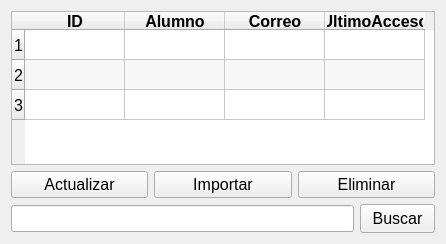
The window that Vista/tabla.ui (darlber/DI08) describes before a commit, drawn with Qt 5.
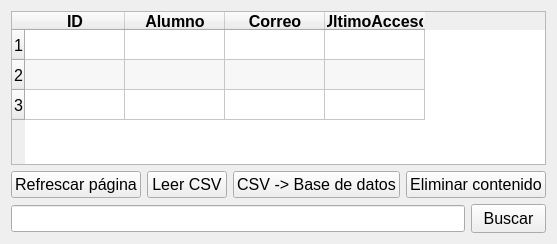
The same window after the commit.

What changed in the file:
```diff
--- a/Vista/tabla.ui
+++ b/Vista/tabla.ui
@@ -9,7 +9,7 @@
    <rect>
     <x>0</x>
     <y>0</y>
-    <width>446</width>
+    <width>540</width>
     <height>244</height>
    </rect>
   </property>
@@ -39,6 +39,9 @@
      <property name="midLineWidth">
       <number>0</number>
      </property>
+     <property name="horizontalScrollBarPolicy">
+      <enum>Qt::ScrollBarPolicy::ScrollBarAsNeeded</enum>
+     </property>
      <property name="sizeAdjustPolicy">
       <enum>QAbstractScrollArea::SizeAdjustPolicy::AdjustToContents</enum>
      </property>
@@ -57,6 +60,9 @@
      <property name="verticalScrollMode">
       <enum>QAbstractItemView::ScrollMode::ScrollPerPixel</enum>
      </property>
+     <property name="gridStyle">
+      <enum>Qt::PenStyle::SolidLine</enum>
+     </property>
      <property name="sortingEnabled">
       <bool>true</bool>
      </property>
@@ -116,21 +122,31 @@
      <item>
       <widget class="QPushButton" name="pushButton_Actualizar">
        <property name="text">
-        <string>Actualizar</string>
+        <string>Refrescar página</string>
        </property>
       </widget>
      </item>
      <item>
       <widget class="QPushButton" name="pushButton_Importar">
        <property name="text">
-        <string>Importar</string>
+        <string>Leer CSV</string>
+       </property>
+      </widget>
+     </item>
+     <item>
+      <widget class="QPushButton" name="pushButton_Transform">
+       <property name="toolTip">
+        <string>Introduce los datos del .csv en la base de datos.</string>
+       </property>
+       <property name="text">
+        <string>CSV -&gt; Base de datos</string>
        </property>
       </widget>
      </item>
      <item>
       <widget class="QPushButton" name="pushButton_Eliminar">
        <property name="text">
-        <string>Eliminar</string>
+        <string>Eliminar contenido</string>
        </property>
       </widget>
      </item>
```
Left out of the diff: 15 changed lines with no effect on the pictures.
